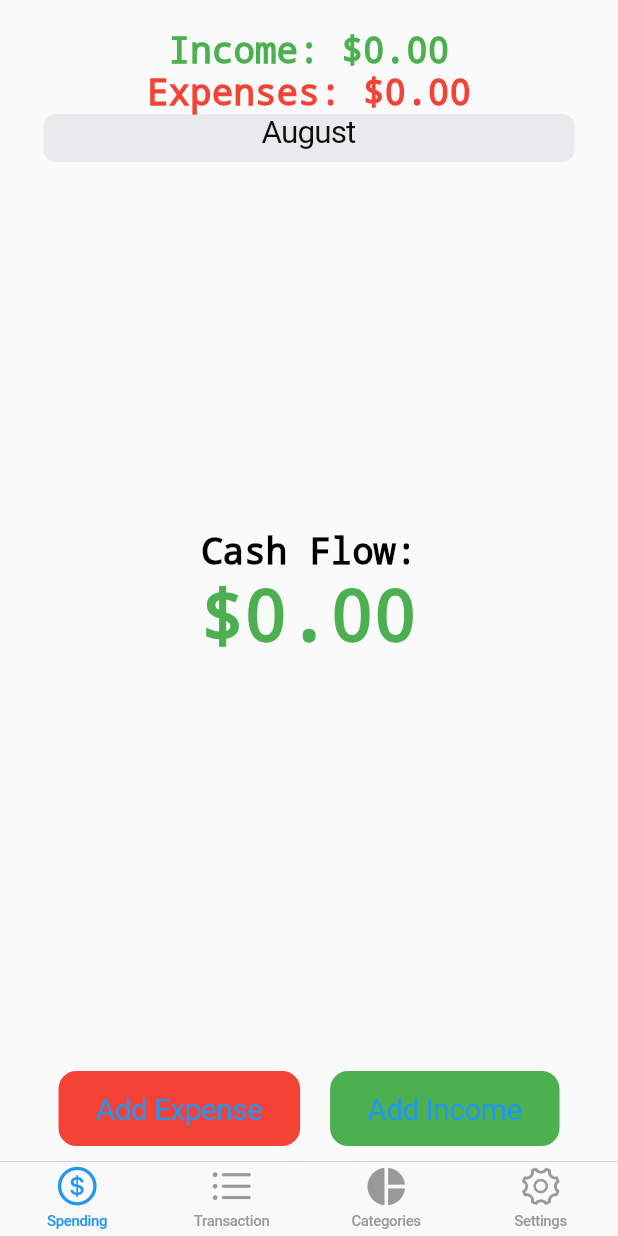
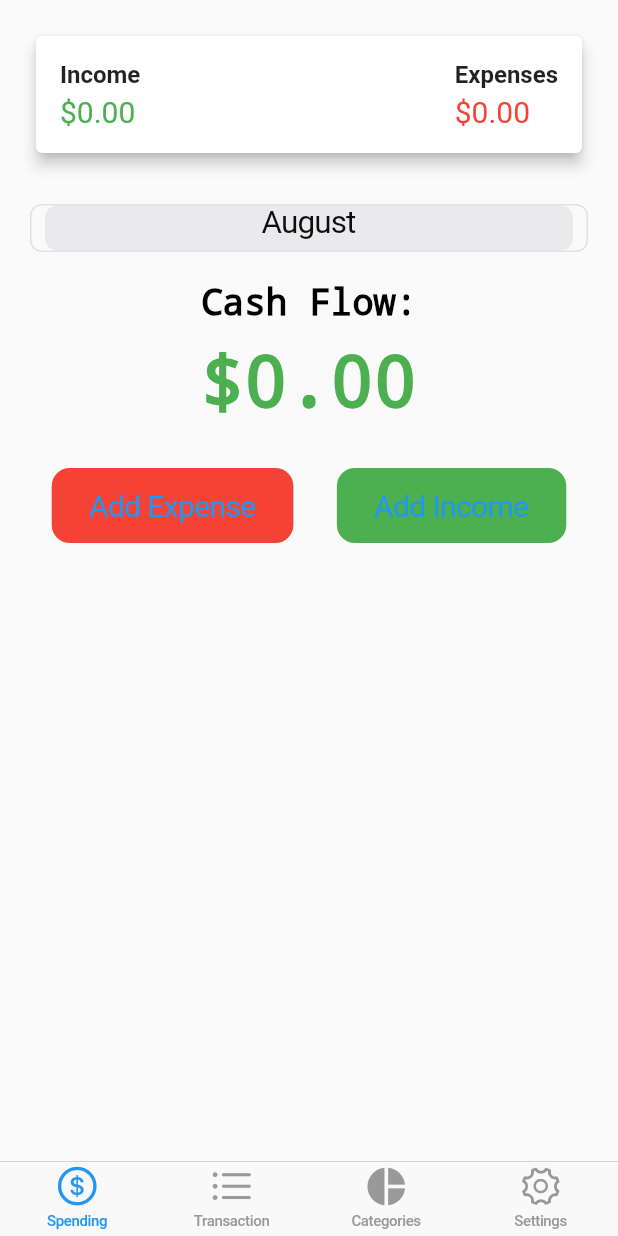
Before and after one commit to khatruong2009/flutter-budget, a Flutter app: the screen it shows after launch, on a phone screen of 412 x 824 dp. Run offline on Flutter 3.47's test engine with Material 2 defaults, Android fonts, the phone set to English and light mode, and no system bars; our stand-ins replace fl_chart, settings_ui, shared_preferences.

Commit message:
feat: spending page refactor

```diff
--- a/budget_app/lib/spending_page.dart
+++ b/budget_app/lib/spending_page.dart
@@ -38,6 +38,7 @@ class SpendingPageState extends State<SpendingPage> {
   // current month
   int currentMonthIndex = DateTime.now().month - 1;
   late FixedExtentScrollController scrollController;
+  bool isExpanded = false;
 
   @override
   void initState() {
@@ -74,33 +75,89 @@ class SpendingPageState extends State<SpendingPage> {
 
         return CupertinoPageScaffold(
           child: SafeArea(
-            child: Column(
-              mainAxisAlignment: MainAxisAlignment.spaceBetween,
-              children: <Widget>[
-                Expanded(
             child: Padding(
               padding: const EdgeInsets.all(20.0),
               child: Column(
                 children: <Widget>[
-                        // top text with income and expenses
-                        Text(
-                          'Income: \$${totalIncome.toStringAsFixed(2)}',
+                  // Display for Income and Expenses
+                  Card(
+                    elevation: 4,
+                    child: Padding(
+                      padding: const EdgeInsets.all(16.0),
+                      child: Row(
+                        mainAxisAlignment: MainAxisAlignment.spaceBetween,
+                        children: [
+                          Column(
+                            crossAxisAlignment: CrossAxisAlignment.start,
+                            children: [
+                              const Text('Income',
+                                  style: TextStyle(
+                                      fontWeight: FontWeight.bold,
+                                      fontSize: 16)),
+                              const SizedBox(height: 4),
+                              Text('\$${totalIncome.toStringAsFixed(2)}',
                                   style: const TextStyle(
-                              fontSize: 24,
+                                      fontSize: 20, color: Colors.green)),
+                            ],
+                          ),
+                          Column(
+                            crossAxisAlignment: CrossAxisAlignment.start,
+                            children: [
+                              const Text('Expenses',
+                                  style: TextStyle(
                                       fontWeight: FontWeight.bold,
-                              color: Colors.green,
-                              decoration: TextDecoration.none),
+                                      fontSize: 16)),
+                              const SizedBox(height: 4),
+                              Text('\$${totalExpenses.toStringAsFixed(2)}',
+                                  style: const TextStyle(
+                                      fontSize: 20, color: Colors.red)),
+                            ],
+                          )
+                        ],
                       ),
-                        Text(
-                          'Expenses: \$${totalExpenses.toStringAsFixed(2)}',
-                          style: const TextStyle(
-                              fontSize: 24,
-                              fontWeight: FontWeight.bold,
-                              color: Colors.red,
-                              decoration: TextDecoration.none),
                     ),
-                        // toggle to select the month
-                        CupertinoPicker(
+                  ),
+                  const SizedBox(height: 20),
+
+                  // Month Selector
+                  const SizedBox(height: 10),
+                  // Container(
+                  //   height: 150,
+                  //   decoration: BoxDecoration(
+                  //     border: Border.all(color: Colors.grey.shade300),
+                  //     borderRadius: BorderRadius.circular(8),
+                  //   ),
+                  //   child: CupertinoPicker(
+                  //     scrollController: scrollController,
+                  //     itemExtent: 32,
+                  //     onSelectedItemChanged: (int index) {
+                  //       transactionModel.selectMonth(
+                  //           DateTime(DateTime.now().year, index + 1));
+                  //     },
+                  //     children: months.map((String month) {
+                  //       return Text(month);
+                  //     }).toList(),
+                  //   ),
+                  // ),
+                  GestureDetector(
+                    onTap: () {
+                      setState(() {
+                        isExpanded = !isExpanded; // Toggle the isExpanded state
+                      });
+                    },
+                    child: AnimatedContainer(
+                      height: isExpanded
+                          ? 150
+                          : 32, // 150 when expanded, 32 when collapsed
+                      duration: const Duration(
+                          milliseconds:
+                              300), // Duration for the height animation
+                      curve: Curves.easeInOut,
+                      decoration: BoxDecoration(
+                        border: Border.all(color: Colors.grey.shade300),
+                        borderRadius: BorderRadius.circular(8),
+                      ),
+                      child: CupertinoPicker(
                         scrollController: scrollController,
                         itemExtent: 32,
                         onSelectedItemChanged: (int index) {
@@ -111,46 +168,36 @@ class SpendingPageState extends State<SpendingPage> {
                           return Text(month);
                         }).toList(),
                       ),
-                        // hero text with cash flow
-                        Expanded(
-                          child: Column(
-                            mainAxisAlignment: MainAxisAlignment.center,
-                            children: [
+                    ),
+                  ),
+
+                  const SizedBox(height: 20),
+
+                  // Cash Flow Display
                   Text("Cash Flow:",
                       style: TextStyle(
                           fontSize: 24,
                           fontWeight: FontWeight.bold,
-                                      color: Theme.of(context).brightness ==
-                                              Brightness.dark
+                          color: Theme.of(context).brightness == Brightness.dark
                               ? Colors.white
                               : Colors.black,
                           decoration: TextDecoration.none)),
+                  const SizedBox(height: 10),
                   Text(
                     '\$${netDifference.toStringAsFixed(2)}',
                     style: TextStyle(
                         fontSize: 48,
                         fontWeight: FontWeight.bold,
-                                    color: netDifference < 0
-                                        ? Colors.red
-                                        : Colors.green,
+                        color: netDifference < 0 ? Colors.red : Colors.green,
                         decoration: TextDecoration.none),
                   ),
-                            ],
-                          ),
-                        )
-                        // const SizedBox(height: 16),
-                      ],
-                    ),
-                  ),
-                ),
-                // bottom buttons
-                Center(
-                    child: Row(
-                  mainAxisAlignment: MainAxisAlignment.center,
+                  const SizedBox(height: 30),
+
+                  // Add Expense and Add Income Buttons
+                  Row(
+                    mainAxisAlignment: MainAxisAlignment.spaceAround,
                     children: <Widget>[
-                    Container(
-                      margin: const EdgeInsets.all(10.0),
-                      child: CupertinoButton(
+                      CupertinoButton(
                         color: Colors.red,
                         minSize: 50,
                         padding: const EdgeInsets.symmetric(
@@ -162,10 +209,7 @@ class SpendingPageState extends State<SpendingPage> {
                         child: const Text('Add Expense',
                             style: TextStyle(fontSize: 20)),
                       ),
-                    ),
-                    Container(
-                      margin: const EdgeInsets.all(10.0),
-                      child: CupertinoButton(
+                      CupertinoButton(
                         color: Colors.green,
                         minSize: 50,
                         padding: const EdgeInsets.symmetric(
@@ -177,10 +221,10 @@ class SpendingPageState extends State<SpendingPage> {
                         child: const Text('Add Income',
                             style: TextStyle(fontSize: 20)),
                       ),
+                    ],
                   ),
                 ],
-                )),
-              ],
+              ),
             ),
           ),
         );
```
Lines whose indentation alone changed are shown as unchanged.
